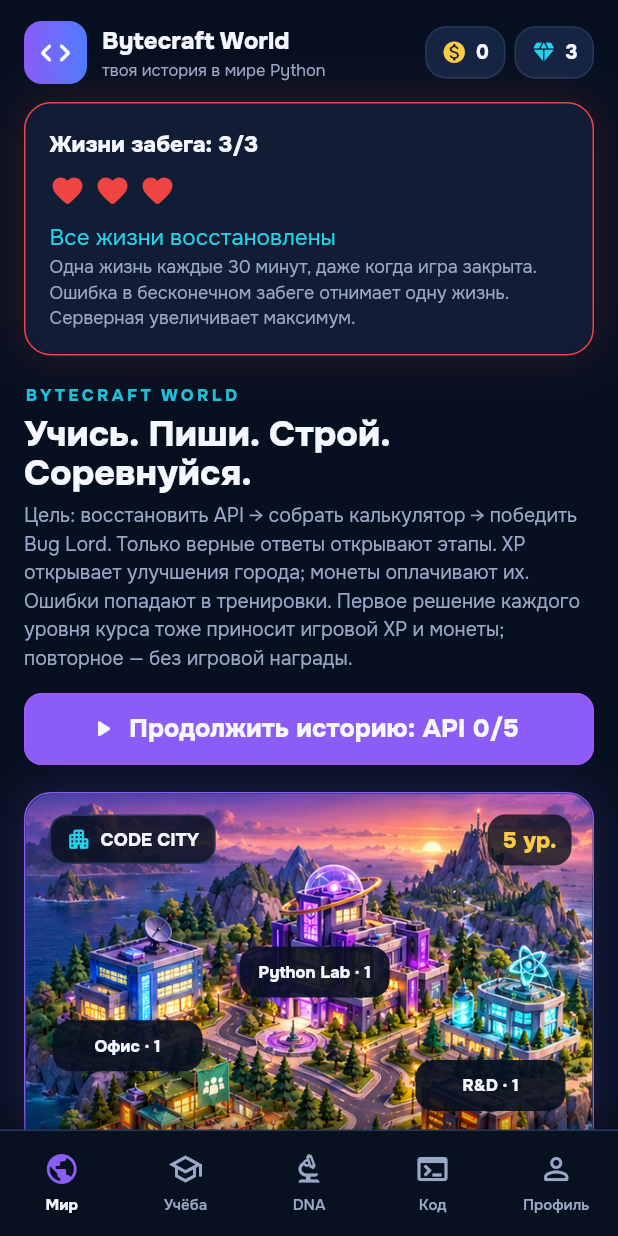
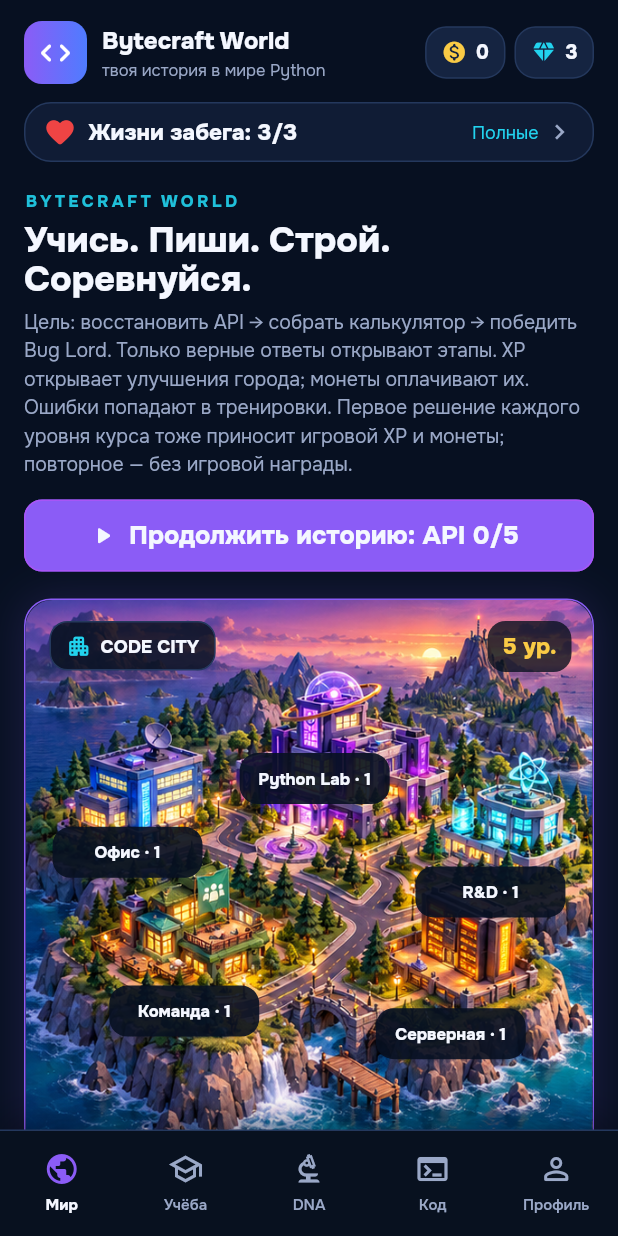
Before and after one commit to pazzia/Bytecraft-World-Career, a Flutter app: the screen it shows after launch, on a phone screen of 412 x 824 dp. Run offline on Flutter 3.47's test engine with Material 3 defaults, Android fonts, the phone set to English and light mode, and no system bars; our stand-ins replace dio, flutter_riverpod, go_router, shared_preferences, webview_flutter.

Commit message:
World: keep lives visible in a compact hub counter with refill details on tap

```diff
--- a/lib/features/world/presentation/world_hearts_panel.dart
+++ b/lib/features/world/presentation/world_hearts_panel.dart
@@ -10,7 +10,8 @@ import 'world_ui.dart';
 
 /// Mounted on the hub and in Run; refreshes immediately when returning to the app.
 class WorldHeartsPanel extends ConsumerStatefulWidget {
-  const WorldHeartsPanel({super.key});
+  const WorldHeartsPanel({this.compact = false, super.key});
+  final bool compact;
 
   @override
   ConsumerState<WorldHeartsPanel> createState() => _WorldHeartsPanelState();
@@ -63,6 +64,27 @@ class _WorldHeartsPanelState extends ConsumerState<WorldHeartsPanel>
     final s = WorldHearts.regenerate(saved, now);
     final wait = WorldHearts.nextIn(s, now);
     final full = wait == null;
+    if (widget.compact) {
+      return WorldPanel(
+        padding: const EdgeInsets.symmetric(horizontal: 12, vertical: 8),
+        onTap: () => showModalBottomSheet<void>(
+          context: context, isScrollControlled: true,
+          backgroundColor: WorldPalette.bg,
+          builder: (_) => const SafeArea(child: SingleChildScrollView(
+            child: Padding(padding: EdgeInsets.all(16), child: WorldHeartsPanel())))),
+        child: Row(children: [
+          const Icon(Icons.favorite_rounded, color: WorldPalette.red, size: 22),
+          const SizedBox(width: 8),
+          Expanded(child: Text('Жизни забега: ${s.hearts}/${s.maxHearts}',
+            key: const ValueKey('world-hearts-count'),
+            style: const TextStyle(color: WorldPalette.text, fontWeight: FontWeight.w800))),
+          Text(full ? 'Полные' : '+1 ${WorldHearts.countdown(wait)}',
+            style: const TextStyle(color: WorldPalette.cyan, fontSize: 12)),
+          const SizedBox(width: 4),
+          const Icon(Icons.chevron_right, color: WorldPalette.muted, size: 20),
+        ]),
+      );
+    }
     return WorldPanel(
       glow: WorldPalette.red,
       child: Column(crossAxisAlignment: CrossAxisAlignment.start, children: [
--- a/lib/features/world/presentation/world_hub_screen.dart
+++ b/lib/features/world/presentation/world_hub_screen.dart
@@ -29,7 +29,7 @@ class WorldHubScreen extends ConsumerWidget {
               children: [
                 _TopBar(world: world),
                 const SizedBox(height: 12),
-                const WorldHeartsPanel(),
+                const WorldHeartsPanel(compact: true),
                 if (world.showMigrationNotice) ...[
                   const SizedBox(height: 12),
                   WorldPanel(
```
Also changed, not shown: 1 other file.
